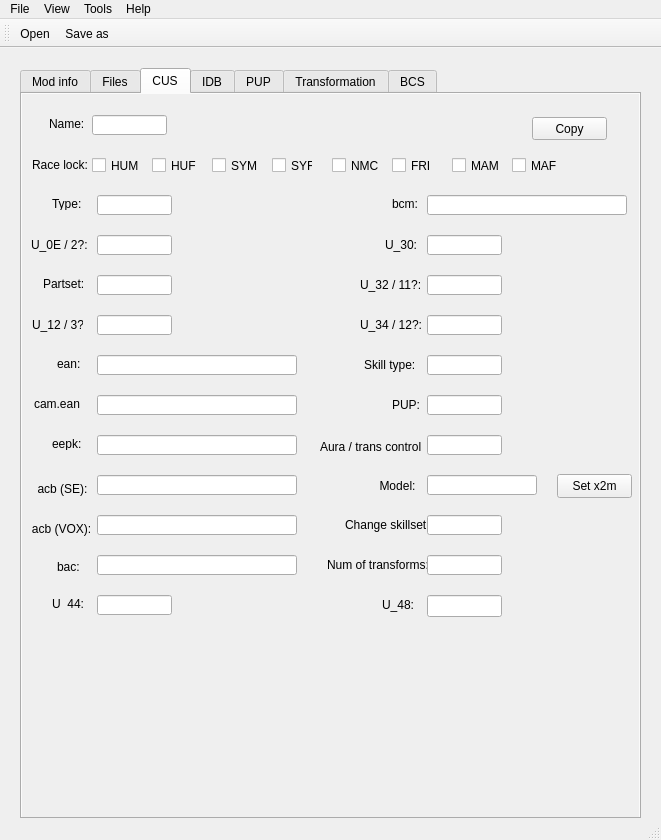
Qt form mainwindow.ui (eterniti/xv2skillcreat) before a commit.
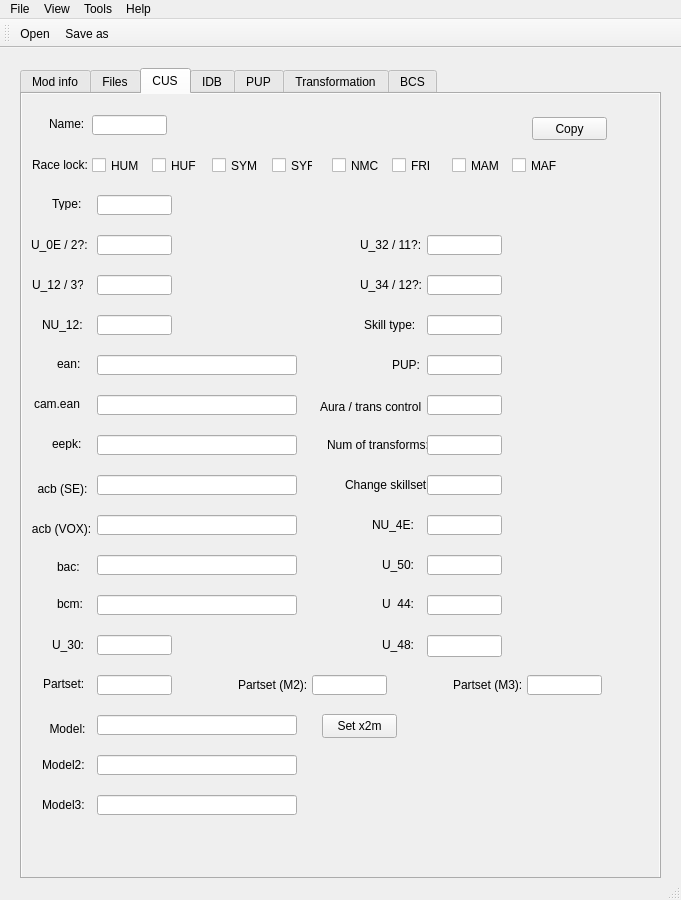
The same form after that commit. The open tabs and pages were chosen to show the change.

The edit to the form file:
```diff
--- a/mainwindow.ui
+++ b/mainwindow.ui
@@ -6,8 +6,8 @@
    <rect>
     <x>0</x>
     <y>0</y>
-    <width>661</width>
-    <height>840</height>
+    <width>681</width>
+    <height>900</height>
    </rect>
   </property>
   <property name="windowTitle">
@@ -19,8 +19,8 @@
      <rect>
       <x>20</x>
       <y>20</y>
-      <width>621</width>
-      <height>751</height>
+      <width>641</width>
+      <height>811</height>
      </rect>
     </property>
     <property name="autoFillBackground">
@@ -1002,7 +1002,7 @@
       <property name="geometry">
        <rect>
         <x>21</x>
-        <y>183</y>
+        <y>583</y>
         <width>47</width>
         <height>13</height>
        </rect>
@@ -1015,7 +1015,7 @@
       <property name="geometry">
        <rect>
         <x>75</x>
-        <y>181</y>
+        <y>581</y>
         <width>75</width>
         <height>20</height>
        </rect>
@@ -1025,7 +1025,7 @@
       <property name="geometry">
        <rect>
         <x>10</x>
-        <y>223</y>
+        <y>183</y>
         <width>51</width>
         <height>16</height>
        </rect>
@@ -1038,7 +1038,7 @@
       <property name="geometry">
        <rect>
         <x>75</x>
-        <y>221</y>
+        <y>181</y>
         <width>75</width>
         <height>20</height>
        </rect>
@@ -1159,8 +1159,8 @@
      <widget class="QLabel" name="label_22">
       <property name="geometry">
        <rect>
-        <x>370</x>
-        <y>103</y>
+        <x>35</x>
+        <y>503</y>
         <width>47</width>
         <height>13</height>
        </rect>
@@ -1172,8 +1172,8 @@
      <widget class="QLineEdit" name="cusBcmEdit">
       <property name="geometry">
        <rect>
-        <x>405</x>
-        <y>101</y>
+        <x>75</x>
+        <y>501</y>
         <width>200</width>
         <height>20</height>
        </rect>
@@ -1182,8 +1182,8 @@
      <widget class="QLabel" name="label_23">
       <property name="geometry">
        <rect>
-        <x>363</x>
-        <y>143</y>
+        <x>30</x>
+        <y>543</y>
         <width>51</width>
         <height>16</height>
        </rect>
@@ -1195,8 +1195,8 @@
      <widget class="QLineEdit" name="cusU30Edit">
       <property name="geometry">
        <rect>
-        <x>405</x>
-        <y>141</y>
+        <x>75</x>
+        <y>541</y>
         <width>75</width>
         <height>20</height>
        </rect>
@@ -1206,7 +1206,7 @@
       <property name="geometry">
        <rect>
         <x>338</x>
-        <y>183</y>
+        <y>143</y>
         <width>71</width>
         <height>16</height>
        </rect>
@@ -1219,7 +1219,7 @@
       <property name="geometry">
        <rect>
         <x>405</x>
-        <y>181</y>
+        <y>141</y>
         <width>75</width>
         <height>20</height>
        </rect>
@@ -1229,7 +1229,7 @@
       <property name="geometry">
        <rect>
         <x>338</x>
-        <y>223</y>
+        <y>183</y>
         <width>61</width>
         <height>16</height>
        </rect>
@@ -1242,7 +1242,7 @@
       <property name="geometry">
        <rect>
         <x>405</x>
-        <y>221</y>
+        <y>181</y>
         <width>75</width>
         <height>20</height>
        </rect>
@@ -1252,7 +1252,7 @@
       <property name="geometry">
        <rect>
         <x>342</x>
-        <y>263</y>
+        <y>223</y>
         <width>61</width>
         <height>16</height>
        </rect>
@@ -1265,7 +1265,7 @@
       <property name="geometry">
        <rect>
         <x>405</x>
-        <y>261</y>
+        <y>221</y>
         <width>75</width>
         <height>20</height>
        </rect>
@@ -1275,7 +1275,7 @@
       <property name="geometry">
        <rect>
         <x>370</x>
-        <y>303</y>
+        <y>263</y>
         <width>31</width>
         <height>16</height>
        </rect>
@@ -1288,7 +1288,7 @@
       <property name="geometry">
        <rect>
         <x>405</x>
-        <y>301</y>
+        <y>261</y>
         <width>75</width>
         <height>20</height>
        </rect>
@@ -1298,7 +1298,7 @@
       <property name="geometry">
        <rect>
         <x>298</x>
-        <y>343</y>
+        <y>303</y>
         <width>101</width>
         <height>20</height>
        </rect>
@@ -1311,7 +1311,7 @@
       <property name="geometry">
        <rect>
         <x>405</x>
-        <y>341</y>
+        <y>301</y>
         <width>75</width>
         <height>20</height>
        </rect>
@@ -1320,9 +1320,9 @@
      <widget class="QLineEdit" name="cusModelEdit">
       <property name="geometry">
        <rect>
-        <x>405</x>
-        <y>381</y>
-        <width>110</width>
+        <x>75</x>
+        <y>621</y>
+        <width>200</width>
         <height>20</height>
        </rect>
       </property>
@@ -1331,7 +1331,7 @@
       <property name="geometry">
        <rect>
         <x>323</x>
-        <y>423</y>
+        <y>383</y>
         <width>81</width>
         <height>16</height>
        </rect>
@@ -1344,7 +1344,7 @@
       <property name="geometry">
        <rect>
         <x>405</x>
-        <y>421</y>
+        <y>381</y>
         <width>75</width>
         <height>20</height>
        </rect>
@@ -1354,7 +1354,7 @@
       <property name="geometry">
        <rect>
         <x>305</x>
-        <y>463</y>
+        <y>343</y>
         <width>101</width>
         <height>16</height>
        </rect>
@@ -1367,7 +1367,7 @@
       <property name="geometry">
        <rect>
         <x>405</x>
-        <y>461</y>
+        <y>341</y>
         <width>75</width>
         <height>20</height>
        </rect>
@@ -1427,8 +1427,8 @@
      <widget class="QPushButton" name="cusModelButton">
       <property name="geometry">
        <rect>
-        <x>338</x>
-        <y>380</y>
+        <x>8</x>
+        <y>623</y>
         <width>75</width>
         <height>23</height>
        </rect>
@@ -1443,7 +1443,7 @@
      <widget class="QLineEdit" name="cusU44Edit">
       <property name="geometry">
        <rect>
-        <x>75</x>
+        <x>405</x>
         <y>501</y>
         <width>75</width>
         <height>20</height>
@@ -1453,7 +1453,7 @@
      <widget class="QLabel" name="label_107">
       <property name="geometry">
        <rect>
-        <x>30</x>
+        <x>360</x>
         <y>503</y>
         <width>47</width>
         <height>13</height>
@@ -1467,7 +1467,7 @@
       <property name="geometry">
        <rect>
         <x>405</x>
-        <y>501</y>
+        <y>541</y>
         <width>75</width>
         <height>22</height>
        </rect>
@@ -1477,7 +1477,7 @@
       <property name="geometry">
        <rect>
         <x>360</x>
-        <y>503</y>
+        <y>543</y>
         <width>47</width>
         <height>16</height>
        </rect>
@@ -1489,8 +1489,8 @@
      <widget class="QPushButton" name="cusCharaAttachButton">
       <property name="geometry">
        <rect>
-        <x>535</x>
-        <y>380</y>
+        <x>300</x>
+        <y>620</y>
         <width>75</width>
         <height>24</height>
        </rect>
@@ -1499,6 +1499,167 @@
        <string>Set x2m</string>
       </property>
      </widget>
+     <widget class="QLineEdit" name="cusNU12Edit">
+      <property name="geometry">
+       <rect>
+        <x>75</x>
+        <y>221</y>
+        <width>75</width>
+        <height>20</height>
+       </rect>
+      </property>
+     </widget>
+     <widget class="QLabel" name="label_120">
+      <property name="geometry">
+       <rect>
+        <x>20</x>
+        <y>223</y>
+        <width>49</width>
+        <height>16</height>
+       </rect>
+      </property>
+      <property name="text">
+       <string>NU_12:</string>
+      </property>
+     </widget>
+     <widget class="QLineEdit" name="cusNU4EEdit">
+      <property name="geometry">
+       <rect>
+        <x>405</x>
+        <y>421</y>
+        <width>75</width>
+        <height>20</height>
+       </rect>
+      </property>
+     </widget>
+     <widget class="QLabel" name="label_121">
+      <property name="geometry">
+       <rect>
+        <x>350</x>
+        <y>423</y>
+        <width>49</width>
+        <height>16</height>
+       </rect>
+      </property>
+      <property name="text">
+       <string>NU_4E:</string>
+      </property>
+     </widget>
+     <widget class="QLineEdit" name="cusU50Edit">
+      <property name="geometry">
+       <rect>
+        <x>405</x>
+        <y>461</y>
+        <width>75</width>
+        <height>20</height>
+       </rect>
+      </property>
+     </widget>
+     <widget class="QLabel" name="label_122">
+      <property name="geometry">
+       <rect>
+        <x>360</x>
+        <y>463</y>
+        <width>49</width>
+        <height>16</height>
+       </rect>
+      </property>
+      <property name="text">
+       <string>U_50:</string>
+      </property>
+     </widget>
+     <widget class="QLineEdit" name="cusPartset2Edit">
+      <property name="geometry">
+       <rect>
+        <x>290</x>
+        <y>581</y>
+        <width>75</width>
+        <height>20</height>
+       </rect>
+      </property>
+     </widget>
+     <widget class="QLabel" name="label_123">
+      <property name="geometry">
+       <rect>
+        <x>216</x>
+        <y>583</y>
+        <width>71</width>
+        <height>16</height>
+       </rect>
+      </property>
+      <property name="text">
+       <string>Partset (M2):</string>
+      </property>
+     </widget>
+     <widget class="QLineEdit" name="cusPartset3Edit">
+      <property name="geometry">
+       <rect>
+        <x>505</x>
+        <y>581</y>
+        <width>75</width>
+        <height>20</height>
+       </rect>
+      </property>
+     </widget>
+     <widget class="QLabel" name="label_124">
+      <property name="geometry">
+       <rect>
+        <x>431</x>
+        <y>583</y>
+        <width>71</width>
+        <height>16</height>
+       </rect>
+      </property>
+      <property name="text">
+       <string>Partset (M3):</string>
+      </property>
+     </widget>
+     <widget class="QLineEdit" name="cusModel2Edit">
+      <property name="geometry">
+       <rect>
+        <x>75</x>
+        <y>661</y>
+        <width>200</width>
+        <height>20</height>
+       </rect>
+      </property>
+     </widget>
+     <widget class="QLineEdit" name="cusModel3Edit">
+      <property name="geometry">
+       <rect>
+        <x>75</x>
+        <y>701</y>
+        <width>200</width>
+        <height>20</height>
+       </rect>
+      </property>
+     </widget>
+     <widget class="QLabel" name="label_125">
+      <property name="geometry">
+       <rect>
+        <x>20</x>
+        <y>663</y>
+        <width>49</width>
+        <height>16</height>
+       </rect>
+      </property>
+      <property name="text">
+       <string>Model2:</string>
+      </property>
+     </widget>
+     <widget class="QLabel" name="label_126">
+      <property name="geometry">
+       <rect>
+        <x>20</x>
+        <y>703</y>
+        <width>49</width>
+        <height>16</height>
+       </rect>
+      </property>
+      <property name="text">
+       <string>Model3:</string>
+      </property>
+     </widget>
     </widget>
     <widget class="QWidget" name="idbTab">
      <property name="autoFillBackground">
@@ -3965,7 +4126,7 @@
     <rect>
      <x>0</x>
      <y>0</y>
-     <width>661</width>
+     <width>681</width>
      <height>22</height>
     </rect>
    </property>
```
Left out of the diff: 75 changed lines with no effect on the pictures.
